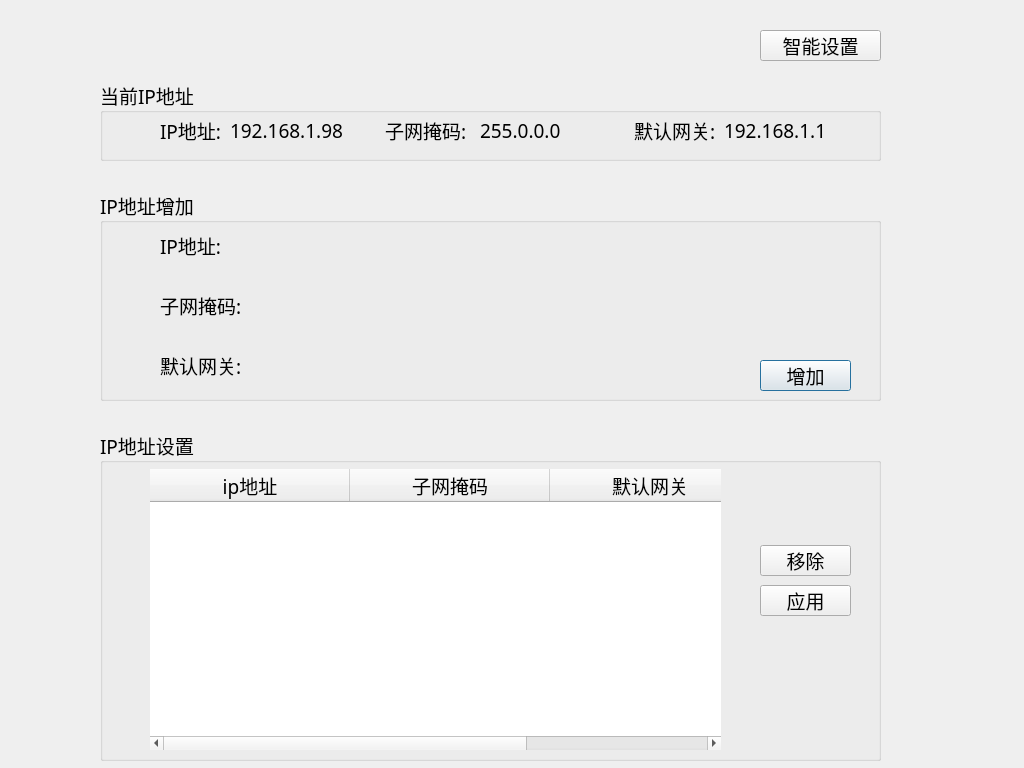
The window that FastVideoPro/FastVideov1/netdlg.ui (Sisec2016/TChallaOld2016) describes before a commit, drawn with Qt 5.
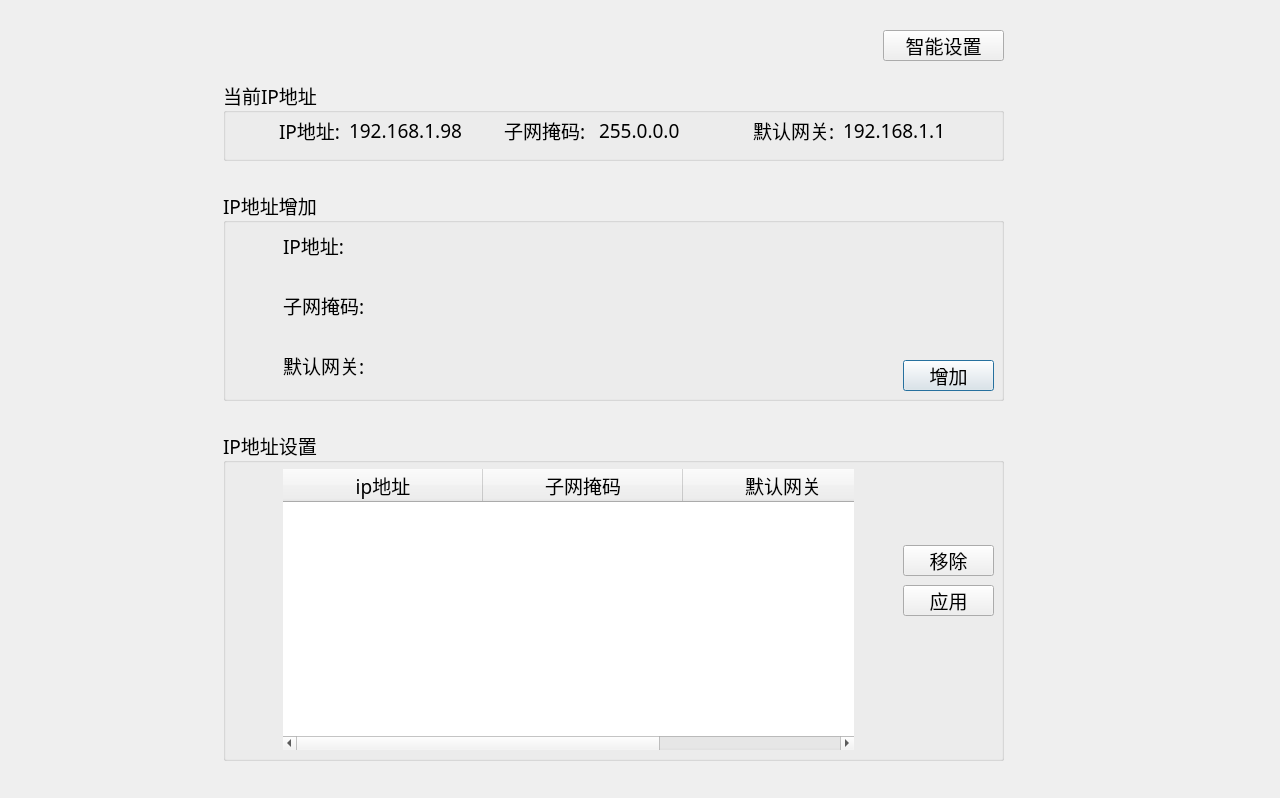
The same window after the commit. Icons and pictures are not drawn. Custom widgets are drawn as their Qt base class.

```diff
--- a/FastVideoPro/FastVideov1/netdlg.ui
+++ b/FastVideoPro/FastVideov1/netdlg.ui
@@ -6,8 +6,8 @@
    <rect>
     <x>0</x>
     <y>0</y>
-    <width>1024</width>
-    <height>768</height>
+    <width>1280</width>
+    <height>798</height>
    </rect>
   </property>
   <property name="windowTitle">
@@ -16,7 +16,7 @@
   <widget class="QGroupBox" name="groupBox">
    <property name="geometry">
     <rect>
-     <x>100</x>
+     <x>223</x>
      <y>190</y>
      <width>781</width>
      <height>211</height>
@@ -91,7 +91,7 @@
    <widget class="QPushButton" name="addBtn">
     <property name="geometry">
      <rect>
-      <x>660</x>
+      <x>680</x>
       <y>170</y>
       <width>91</width>
       <height>31</height>
@@ -139,7 +139,7 @@
   <widget class="QGroupBox" name="groupBox_2">
    <property name="geometry">
     <rect>
-     <x>100</x>
+     <x>223</x>
      <y>80</y>
      <width>781</width>
      <height>81</height>
@@ -157,7 +157,7 @@
    <widget class="QLabel" name="ip_label_2">
     <property name="geometry">
      <rect>
-      <x>60</x>
+      <x>56</x>
       <y>30</y>
       <width>61</width>
       <height>41</height>
@@ -176,7 +176,7 @@
    <widget class="QLabel" name="maskip_label_2">
     <property name="geometry">
      <rect>
-      <x>285</x>
+      <x>281</x>
       <y>30</y>
       <width>91</width>
       <height>41</height>
@@ -195,7 +195,7 @@
    <widget class="QLabel" name="gateip_label_2">
     <property name="geometry">
      <rect>
-      <x>534</x>
+      <x>530</x>
       <y>30</y>
       <width>81</width>
       <height>41</height>
@@ -214,7 +214,7 @@
    <widget class="QLabel" name="curip_label">
     <property name="geometry">
      <rect>
-      <x>130</x>
+      <x>126</x>
       <y>30</y>
       <width>151</width>
       <height>41</height>
@@ -233,7 +233,7 @@
    <widget class="QLabel" name="curmaskip_label">
     <property name="geometry">
      <rect>
-      <x>380</x>
+      <x>376</x>
       <y>30</y>
       <width>151</width>
       <height>41</height>
@@ -252,7 +252,7 @@
    <widget class="QLabel" name="curgateip_label">
     <property name="geometry">
      <rect>
-      <x>624</x>
+      <x>620</x>
       <y>30</y>
       <width>141</width>
       <height>41</height>
@@ -272,7 +272,7 @@
   <widget class="QGroupBox" name="groupBox_3">
    <property name="geometry">
     <rect>
-     <x>100</x>
+     <x>223</x>
      <y>430</y>
      <width>781</width>
      <height>331</height>
@@ -290,7 +290,7 @@
    <widget class="QTableWidget" name="ip_tableWidget">
     <property name="geometry">
      <rect>
-      <x>50</x>
+      <x>60</x>
       <y>39</y>
       <width>571</width>
       <height>281</height>
@@ -345,7 +345,7 @@
    <widget class="QPushButton" name="deleteBtn">
     <property name="geometry">
      <rect>
-      <x>660</x>
+      <x>680</x>
       <y>115</y>
       <width>91</width>
       <height>31</height>
@@ -362,7 +362,7 @@
    <widget class="QPushButton" name="configBtn">
     <property name="geometry">
      <rect>
-      <x>660</x>
+      <x>680</x>
       <y>155</y>
       <width>91</width>
       <height>31</height>
@@ -380,7 +380,7 @@
   <widget class="QPushButton" name="searchBtn">
    <property name="geometry">
     <rect>
-     <x>760</x>
+     <x>883</x>
      <y>30</y>
      <width>121</width>
      <height>31</height>
```
